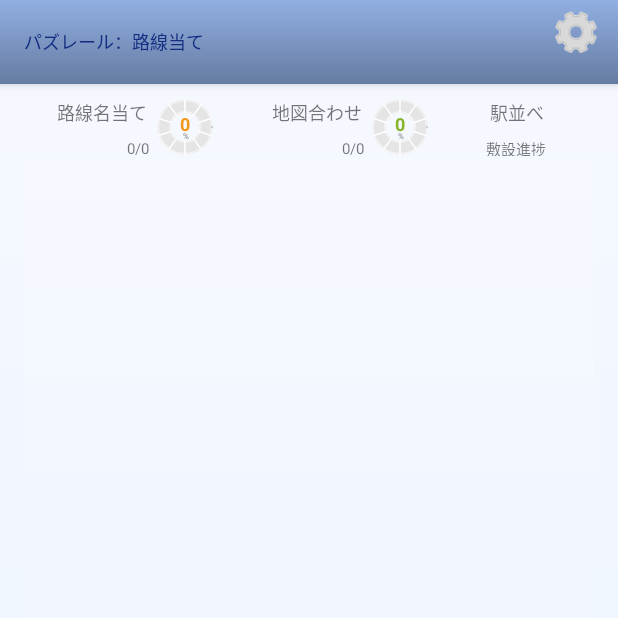
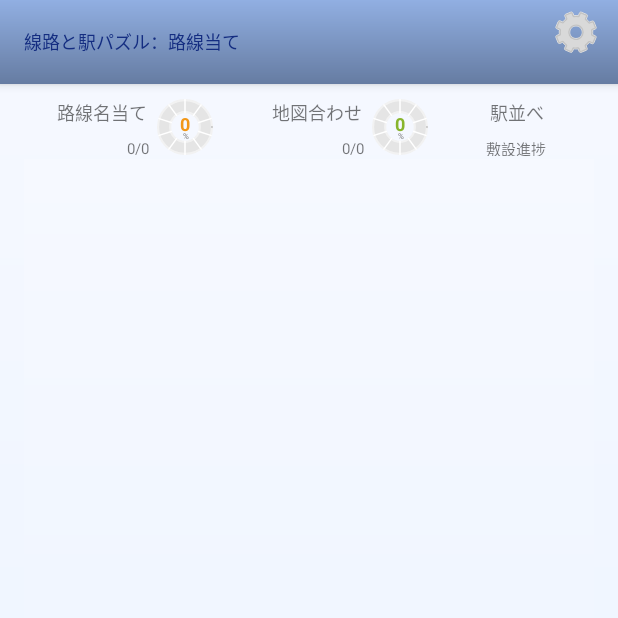
Before and after one commit to PE-Nom/PuzRail, an Android app: the PieceGarallyActivity screen opened directly, with no data from a screen before it, on a phone screen of 412 x 824 dp, the top half of it. Run offline under Robolectric (Android 15) with nearby library versions, the phone set to English and light mode, and no system bars; libraries missing offline, so code that uses them is left out: net.nend.android; plain views replace NendAdView; 20 statements that could not run were skipped.

Commit message:
アクティビティのタイトル変更（パズレール→線路と駅）しリリース（Ver 1.01）

```diff
--- a/app/build.gradle
+++ b/app/build.gradle
@@ -7,8 +7,8 @@ android {
         applicationId "com.pentech.puzrail"
         minSdkVersion 23
         targetSdkVersion 25
-        versionCode 5
-        versionName "Ver 1.00"
+        versionCode 6
+        versionName "Ver 1.01"
         testInstrumentationRunner "android.support.test.runner.AndroidJUnitRunner"
     }
     buildTypes {
--- a/app/src/main/java/com/pentech/puzrail/MainActivity.java
+++ b/app/src/main/java/com/pentech/puzrail/MainActivity.java
@@ -72,7 +72,7 @@ public class MainActivity extends AppCompatActivity
         setSupportActionBar(toolbar);
 
         ActionBar actionBar = getSupportActionBar();
-        actionBar.setTitle("パズレール：");
+        actionBar.setTitle("線路と駅パズル：");
         actionBar.setSubtitle("鉄道事業者選択");
 
         this.listView = (ListView) findViewById(R.id.company_list_view);
--- a/app/src/main/java/com/pentech/puzrail/location/LocationPuzzleActivity.java
+++ b/app/src/main/java/com/pentech/puzrail/location/LocationPuzzleActivity.java
@@ -108,7 +108,7 @@ public class LocationPuzzleActivity extends AppCompatActivity implements
         this.lineName = lineName+"("+linekana+")";
         this.companyId = line.getCompanyId();
 
-        actionBar.setTitle("パズレール：地図合わせ");
+        actionBar.setTitle("線路と駅パズル：地図合わせ");
         actionBar.setSubtitle(companyName+"／"+this.lineName);
 
         NendAdView nendAdView = (NendAdView) findViewById(R.id.nend);
--- a/app/src/main/java/com/pentech/puzrail/piecegarally/PieceGarallyActivity.java
+++ b/app/src/main/java/com/pentech/puzrail/piecegarally/PieceGarallyActivity.java
@@ -98,7 +98,7 @@ public class PieceGarallyActivity extends AppCompatActivity
         setSupportActionBar(toolbar);
 
         ActionBar actionBar = getSupportActionBar();
-        actionBar.setTitle("パズレール：路線当て");
+        actionBar.setTitle("線路と駅パズル：路線当て");
         actionBar.setSubtitle(db.getCompany(this.companyId).getName());
 
         NendAdView nendAdView = (NendAdView) findViewById(R.id.nend);
--- a/app/src/main/java/com/pentech/puzrail/station/StationPuzzleActivity.java
+++ b/app/src/main/java/com/pentech/puzrail/station/StationPuzzleActivity.java
@@ -124,7 +124,7 @@ public class StationPuzzleActivity extends AppCompatActivity implements
         this.lineName = lineName+"("+linekana+")";
         this.companyId = line.getCompanyId();
 
-        actionBar.setTitle("パズレール：駅並べ");
+        actionBar.setTitle("線路と駅パズル：駅並べ");
         actionBar.setSubtitle(companyName+"／"+this.lineName);
 
         this.progressTitle = (TextView)findViewById(R.id.ProgressTitle);
```
